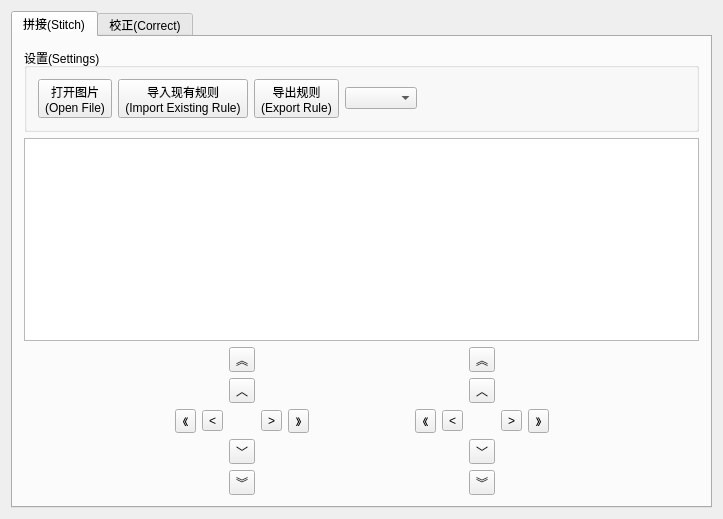
The window that PythonTool/mainwindow.ui (amaniliu/python) describes before a commit, drawn with Qt 5.
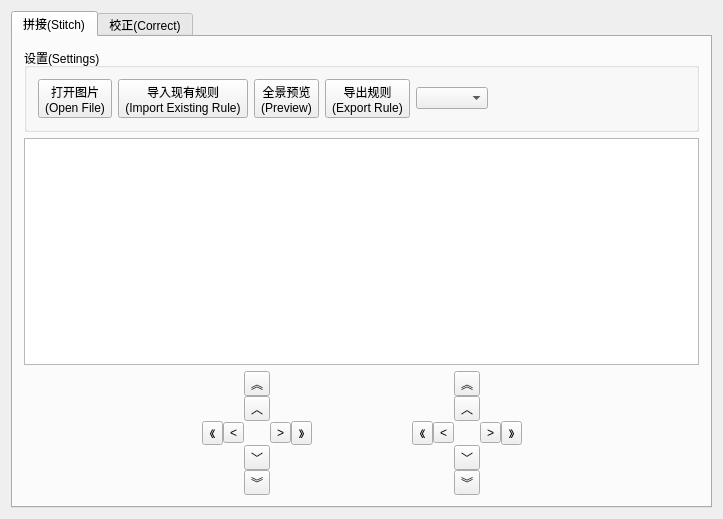
The same window after the commit. The open tabs and pages were chosen to show the change. Icons and pictures are not drawn.

Diff of the .ui file:
```diff
--- a/PythonTool/mainwindow.ui
+++ b/PythonTool/mainwindow.ui
@@ -46,6 +46,14 @@
             </property>
            </widget>
           </item>
+          <item>
+           <widget class="QToolButton" name="btn_preview">
+            <property name="text">
+             <string>全景预览
+(Preview)</string>
+            </property>
+           </widget>
+          </item>
           <item>
            <widget class="QToolButton" name="btn_export">
             <property name="text">
@@ -78,6 +86,9 @@
        </item>
        <item>
         <layout class="QGridLayout" name="gridLayout">
+         <property name="spacing">
+          <number>0</number>
+         </property>
          <item row="3" column="0">
           <spacer name="horizontalSpacer">
            <property name="orientation">
@@ -96,6 +107,16 @@
            <property name="text">
             <string>《</string>
            </property>
+           <property name="icon">
+            <iconset resource="resources.qrc">
+             <normaloff>:/image/preview/resources/image/ll.png</normaloff>:/image/preview/resources/image/ll.png</iconset>
+           </property>
+           <property name="iconSize">
+            <size>
+             <width>24</width>
+             <height>24</height>
+            </size>
+           </property>
           </widget>
          </item>
          <item row="5" column="3">
@@ -103,6 +124,16 @@
            <property name="text">
             <string>︾</string>
            </property>
+           <property name="icon">
+            <iconset resource="resources.qrc">
+             <normaloff>:/image/preview/resources/image/dd.png</normaloff>:/image/preview/resources/image/dd.png</iconset>
+           </property>
+           <property name="iconSize">
+            <size>
+             <width>24</width>
+             <height>24</height>
+            </size>
+           </property>
           </widget>
          </item>
          <item row="3" column="2">
@@ -110,6 +141,16 @@
            <property name="text">
             <string>&lt;</string>
            </property>
+           <property name="icon">
+            <iconset resource="resources.qrc">
+             <normaloff>:/image/preview/resources/image/l.png</normaloff>:/image/preview/resources/image/l.png</iconset>
+           </property>
+           <property name="iconSize">
+            <size>
+             <width>24</width>
+             <height>24</height>
+            </size>
+           </property>
           </widget>
          </item>
          <item row="2" column="9">
@@ -117,6 +158,16 @@
            <property name="text">
             <string>︿</string>
            </property>
+           <property name="icon">
+            <iconset resource="resources.qrc">
+             <normaloff>:/image/preview/resources/image/u.png</normaloff>:/image/preview/resources/image/u.png</iconset>
+           </property>
+           <property name="iconSize">
+            <size>
+             <width>24</width>
+             <height>24</height>
+            </size>
+           </property>
           </widget>
          </item>
          <item row="4" column="3">
@@ -124,6 +175,16 @@
            <property name="text">
             <string>﹀</string>
            </property>
+           <property name="icon">
+            <iconset resource="resources.qrc">
+             <normaloff>:/image/preview/resources/image/d.png</normaloff>:/image/preview/resources/image/d.png</iconset>
+           </property>
+           <property name="iconSize">
+            <size>
+             <width>24</width>
+             <height>24</height>
+            </size>
+           </property>
           </widget>
          </item>
          <item row="3" column="7">
@@ -131,6 +192,16 @@
            <property name="text">
             <string>《</string>
            </property>
+           <property name="icon">
+            <iconset resource="resources.qrc">
+             <normaloff>:/image/preview/resources/image/ll.png</normaloff>:/image/preview/resources/image/ll.png</iconset>
+           </property>
+           <property name="iconSize">
+            <size>
+             <width>24</width>
+             <height>24</height>
+            </size>
+           </property>
           </widget>
          </item>
          <item row="5" column="9">
@@ -138,6 +209,16 @@
            <property name="text">
             <string>︾</string>
            </property>
+           <property name="icon">
+            <iconset resource="resources.qrc">
+             <normaloff>:/image/preview/resources/image/dd.png</normaloff>:/image/preview/resources/image/dd.png</iconset>
+           </property>
+           <property name="iconSize">
+            <size>
+             <width>24</width>
+             <height>24</height>
+            </size>
+           </property>
           </widget>
          </item>
          <item row="3" column="10">
@@ -145,6 +226,16 @@
            <property name="text">
             <string>&gt;</string>
            </property>
+           <property name="icon">
+            <iconset resource="resources.qrc">
+             <normaloff>:/image/preview/resources/image/r.png</normaloff>:/image/preview/resources/image/r.png</iconset>
+           </property>
+           <property name="iconSize">
+            <size>
+             <width>24</width>
+             <height>24</height>
+            </size>
+           </property>
           </widget>
          </item>
          <item row="1" column="9">
@@ -152,6 +243,16 @@
            <property name="text">
             <string>︽</string>
            </property>
+           <property name="icon">
+            <iconset resource="resources.qrc">
+             <normaloff>:/image/preview/resources/image/uu.png</normaloff>:/image/preview/resources/image/uu.png</iconset>
+           </property>
+           <property name="iconSize">
+            <size>
+             <width>24</width>
+             <height>24</height>
+            </size>
+           </property>
           </widget>
          </item>
          <item row="3" column="8">
@@ -159,6 +260,16 @@
            <property name="text">
             <string>&lt;</string>
            </property>
+           <property name="icon">
+            <iconset resource="resources.qrc">
+             <normaloff>:/image/preview/resources/image/l.png</normaloff>:/image/preview/resources/image/l.png</iconset>
+           </property>
+           <property name="iconSize">
+            <size>
+             <width>24</width>
+             <height>24</height>
+            </size>
+           </property>
           </widget>
          </item>
          <item row="3" column="4">
@@ -166,6 +277,16 @@
            <property name="text">
             <string>&gt;</string>
            </property>
+           <property name="icon">
+            <iconset resource="resources.qrc">
+             <normaloff>:/image/preview/resources/image/r.png</normaloff>:/image/preview/resources/image/r.png</iconset>
+           </property>
+           <property name="iconSize">
+            <size>
+             <width>24</width>
+             <height>24</height>
+            </size>
+           </property>
           </widget>
          </item>
          <item row="3" column="5">
@@ -173,6 +294,16 @@
            <property name="text">
             <string>》</string>
            </property>
+           <property name="icon">
+            <iconset resource="resources.qrc">
+             <normaloff>:/image/preview/resources/image/rr.png</normaloff>:/image/preview/resources/image/rr.png</iconset>
+           </property>
+           <property name="iconSize">
+            <size>
+             <width>24</width>
+             <height>24</height>
+            </size>
+           </property>
           </widget>
          </item>
          <item row="3" column="6">
@@ -196,6 +327,16 @@
            <property name="text">
             <string>︿</string>
            </property>
+           <property name="icon">
+            <iconset resource="resources.qrc">
+             <normaloff>:/image/preview/resources/image/u.png</normaloff>:/image/preview/resources/image/u.png</iconset>
+           </property>
+           <property name="iconSize">
+            <size>
+             <width>24</width>
+             <height>24</height>
+            </size>
+           </property>
           </widget>
          </item>
          <item row="1" column="3">
@@ -203,6 +344,16 @@
            <property name="text">
             <string>︽</string>
            </property>
+           <property name="icon">
+            <iconset resource="resources.qrc">
+             <normaloff>:/image/preview/resources/image/uu.png</normaloff>:/image/preview/resources/image/uu.png</iconset>
+           </property>
+           <property name="iconSize">
+            <size>
+             <width>24</width>
+             <height>24</height>
+            </size>
+           </property>
           </widget>
          </item>
          <item row="4" column="9">
@@ -210,6 +361,16 @@
            <property name="text">
             <string>﹀</string>
            </property>
+           <property name="icon">
+            <iconset resource="resources.qrc">
+             <normaloff>:/image/preview/resources/image/d.png</normaloff>:/image/preview/resources/image/d.png</iconset>
+           </property>
+           <property name="iconSize">
+            <size>
+             <width>24</width>
+             <height>24</height>
+            </size>
+           </property>
           </widget>
          </item>
          <item row="3" column="11">
@@ -217,6 +378,16 @@
            <property name="text">
             <string>》</string>
            </property>
+           <property name="icon">
+            <iconset resource="resources.qrc">
+             <normaloff>:/image/preview/resources/image/rr.png</normaloff>:/image/preview/resources/image/rr.png</iconset>
+           </property>
+           <property name="iconSize">
+            <size>
+             <width>24</width>
+             <height>24</height>
+            </size>
+           </property>
           </widget>
          </item>
          <item row="3" column="12">
```
Left out of the diff: 17 changed lines with no effect on the pictures.
